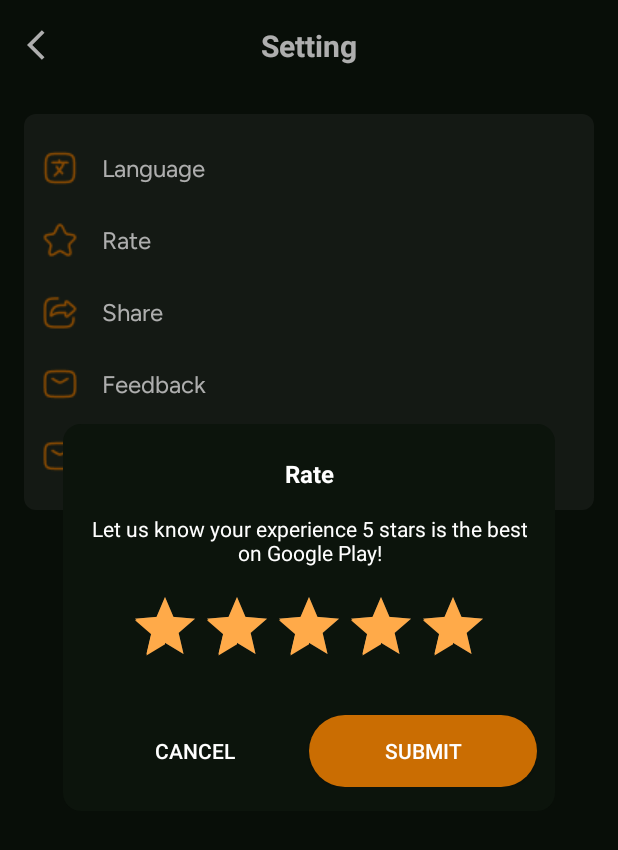
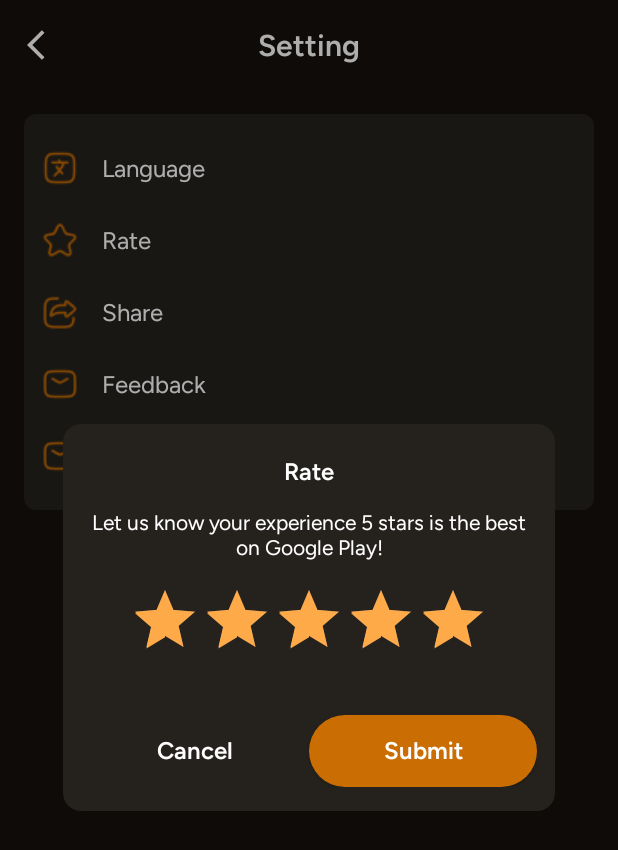
Before and after one commit to thainguyen2301/hataki_ghost_detector, an Android app: the SettingActivity screen opened directly, with no data from a screen before it, after a tap on "Rate", on a phone screen of 412 x 824 dp. Shown: the top 850 px of the screen. Run offline under Robolectric (Android 15) with nearby library versions, the phone set to English and light mode, and no system bars; our stand-ins replace Dagger/Hilt's generated code, data binding.

Commit message:
Reskin UI

```diff
--- /dev/null
+++ b/app/src/main/res/drawable/bg_bottom_sheet_feed_back.xml
@@ -0,0 +1,6 @@
+<?xml version="1.0" encoding="utf-8"?>
+<shape xmlns:android="http://schemas.android.com/apk/res/android"
+    android:shape="rectangle">
+    <solid android:color="@color/color_25211d" />
+    <corners android:topLeftRadius="12dp" android:topRightRadius="12dp" />
+</shape>
--- a/app/src/main/res/layout/activity_privacy_policy.xml
+++ b/app/src/main/res/layout/activity_privacy_policy.xml
@@ -5,7 +5,7 @@
     <androidx.constraintlayout.widget.ConstraintLayout
         android:layout_width="match_parent"
         android:layout_height="match_parent"
-        android:background="#0C140C">
+        android:background="@color/color_bg_app">
 
         <androidx.constraintlayout.widget.ConstraintLayout
             android:id="@+id/toolbar"
@@ -26,12 +26,10 @@
                 app:layout_constraintTop_toTopOf="parent" />
 
             <androidx.appcompat.widget.AppCompatTextView
+                style="@style/CustomText_20_white_bold"
                 android:layout_width="wrap_content"
                 android:layout_height="wrap_content"
                 android:text="@string/privacy_policy"
-                android:textColor="@color/white"
-                android:textSize="20sp"
-                android:textStyle="bold"
                 app:layout_constraintBottom_toBottomOf="parent"
                 app:layout_constraintEnd_toEndOf="parent"
                 app:layout_constraintStart_toStartOf="parent"
--- a/app/src/main/res/layout/activity_setting.xml
+++ b/app/src/main/res/layout/activity_setting.xml
@@ -5,7 +5,7 @@
     <androidx.constraintlayout.widget.ConstraintLayout
         android:layout_width="match_parent"
         android:layout_height="match_parent"
-        android:background="#0C140C">
+        android:background="@color/color_bg_app">
 
         <androidx.constraintlayout.widget.ConstraintLayout
             android:id="@+id/toolbar"
@@ -26,12 +26,10 @@
                 app:layout_constraintTop_toTopOf="parent" />
 
             <androidx.appcompat.widget.AppCompatTextView
+                style="@style/CustomText_20_white_semi_bold"
                 android:layout_width="wrap_content"
                 android:layout_height="wrap_content"
                 android:text="@string/setting"
-                android:textColor="@color/white"
-                android:textSize="20sp"
-                android:textStyle="bold"
                 app:layout_constraintBottom_toBottomOf="parent"
                 app:layout_constraintEnd_toEndOf="parent"
                 app:layout_constraintStart_toStartOf="parent"
@@ -53,6 +51,7 @@
                 android:id="@+id/item_language"
                 android:layout_width="0dp"
                 android:layout_height="48dp"
+                android:tint="@color/primary"
                 app:iconSrc="@drawable/ic_language"
                 app:layout_constraintEnd_toEndOf="parent"
                 app:layout_constraintStart_toStartOf="parent"
@@ -64,6 +63,7 @@
                 android:id="@+id/item_rate"
                 android:layout_width="0dp"
                 android:layout_height="48dp"
+                android:tint="@color/primary"
                 app:iconSrc="@drawable/ic_star"
                 app:layout_constraintEnd_toEndOf="parent"
                 app:layout_constraintStart_toStartOf="parent"
@@ -74,6 +74,7 @@
                 android:id="@+id/item_share"
                 android:layout_width="0dp"
                 android:layout_height="48dp"
+                android:tint="@color/primary"
                 app:iconSrc="@drawable/ic_share"
                 app:layout_constraintEnd_toEndOf="parent"
                 app:layout_constraintStart_toStartOf="parent"
@@ -85,6 +86,7 @@
                 android:id="@+id/item_feedback"
                 android:layout_width="0dp"
                 android:layout_height="48dp"
+                android:tint="@color/primary"
                 app:iconSrc="@drawable/ic_mail"
                 app:layout_constraintEnd_toEndOf="parent"
                 app:layout_constraintStart_toStartOf="parent"
@@ -95,6 +97,7 @@
                 android:id="@+id/item_privacy"
                 android:layout_width="0dp"
                 android:layout_height="48dp"
+                android:tint="@color/primary"
                 app:iconSrc="@drawable/ic_mail"
                 app:layout_constraintEnd_toEndOf="parent"
                 app:layout_constraintStart_toStartOf="parent"
--- a/app/src/main/res/layout/dialog_rate.xml
+++ b/app/src/main/res/layout/dialog_rate.xml
@@ -5,6 +5,7 @@
         android:layout_width="328dp"
         android:layout_height="258dp"
         android:background="@drawable/bg_dialog_rounded"
+        android:backgroundTint="@color/color_25211d"
         android:gravity="center"
         android:orientation="vertical"
         android:paddingHorizontal="12dp"
@@ -12,26 +13,23 @@
 
         <TextView
             android:id="@+id/tvTitle"
+            style="@style/CustomText_16_white_semi_bold"
             android:layout_width="wrap_content"
             android:layout_height="wrap_content"
             android:layout_marginVertical="6dp"
             android:text="@string/rate"
-            android:textColor="@android:color/white"
-            android:textSize="16sp"
-            android:textStyle="bold"
             app:layout_constraintEnd_toEndOf="parent"
             app:layout_constraintStart_toStartOf="parent"
             app:layout_constraintTop_toTopOf="parent" />
 
         <TextView
             android:id="@+id/tvMessage"
+            style="@style/CustomText_14_white_regular"
             android:layout_width="wrap_content"
             android:layout_height="wrap_content"
             android:layout_marginTop="16dp"
             android:gravity="center"
             android:text="@string/rate_description"
-            android:textColor="@android:color/white"
-            android:textSize="14sp"
             app:layout_constraintEnd_toEndOf="parent"
             app:layout_constraintStart_toStartOf="parent"
             app:layout_constraintTop_toBottomOf="@+id/tvTitle" />
@@ -65,21 +63,23 @@
 
             <androidx.appcompat.widget.AppCompatButton
                 android:id="@+id/btnCancel"
+                style="@style/CustomText_16_white_semi_bold"
                 android:layout_width="0dp"
                 android:layout_height="48dp"
                 android:layout_weight="1"
                 android:background="@android:color/transparent"
                 android:text="@string/cancel"
-                android:textColor="@android:color/white" />
+                android:textAllCaps="false" />
 
             <androidx.appcompat.widget.AppCompatButton
                 android:id="@+id/btnSubmit"
+                style="@style/CustomText_16_white_semi_bold"
                 android:layout_width="0dp"
                 android:layout_height="48dp"
                 android:layout_weight="1"
                 android:background="@drawable/border_radius"
                 android:text="@string/submit"
-                android:textColor="@android:color/white" />
+                android:textAllCaps="false" />
         </LinearLayout>
     </androidx.constraintlayout.widget.ConstraintLayout>
 </layout>
--- a/app/src/main/res/layout/layout_bottom_sheet_feedback.xml
+++ b/app/src/main/res/layout/layout_bottom_sheet_feedback.xml
@@ -5,7 +5,7 @@
         xmlns:app="http://schemas.android.com/apk/res-auto"
         android:layout_width="match_parent"
         android:layout_height="wrap_content"
-        android:background="@color/color_25211d"
+        android:background="@drawable/bg_bottom_sheet_feed_back"
         android:padding="16dp">
 
         <androidx.appcompat.widget.AppCompatTextView
@@ -80,12 +80,13 @@
 
         <androidx.appcompat.widget.AppCompatButton
             android:id="@+id/btnSend"
+            style="@style/CustomText_16_white_semi_bold"
             android:layout_width="0dp"
             android:layout_height="wrap_content"
             android:layout_marginTop="16dp"
             android:background="@drawable/border_radius"
             android:text="@string/send"
-            android:textColor="@android:color/white"
+            android:textAllCaps="false"
             app:cornerRadius="48dp"
             app:layout_constraintEnd_toEndOf="parent"
             app:layout_constraintHorizontal_bias="0.0"
```
Also changed, not shown: app/src/main/res/layout/activity_error_connection.xml (+6 -10 lines).
